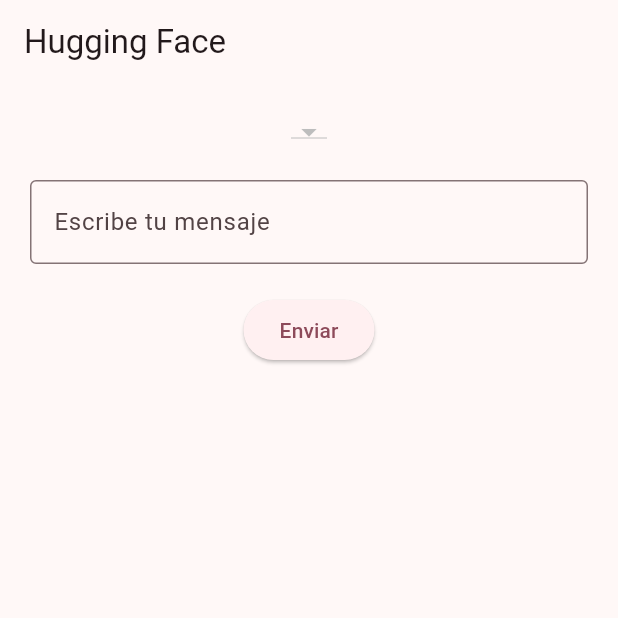
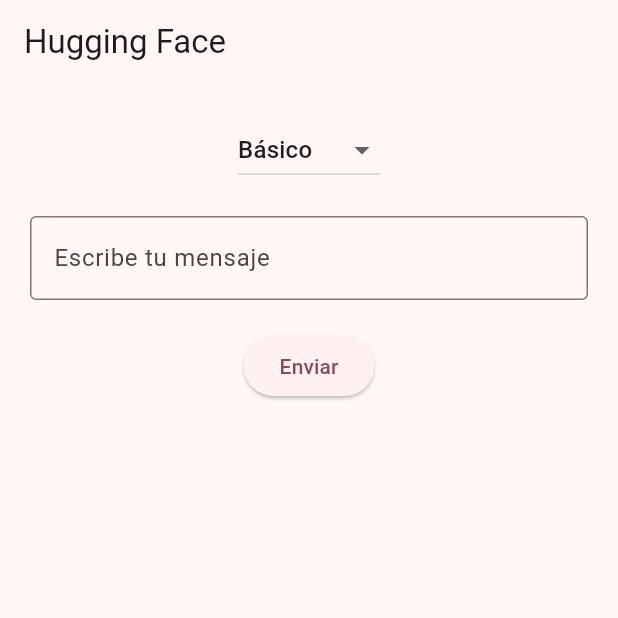
Before and after one commit to lunaanelia/DS_Practica, a Flutter app: the screen it shows after launch, on a phone screen of 412 x 824 dp, the top half of it. Run offline on Flutter 3.47's test engine with Material 3 defaults, Android fonts, the phone set to English and light mode, and no system bars.

Commit message:
EJ2 terminado

```diff
--- a/Practica2/Ej2/lib/main.dart
+++ b/Practica2/Ej2/lib/main.dart
@@ -1,7 +1,9 @@
+import 'dart:convert';
 import 'package:ej2/basico.dart';
+import 'package:ej2/expansion.dart';
 import 'package:ej2/traduccion.dart';
-import 'package:ej2/expansion.dart';
 import 'package:flutter/material.dart';
+import 'package:flutter/services.dart' show rootBundle;
 import 'package:ej2/context.dart';
 
 void main() {
@@ -11,7 +13,6 @@ void main() {
 class MyApp extends StatelessWidget {
   const MyApp({super.key});
 
-  // This widget is the root of your application.
   @override
   Widget build(BuildContext context) {
     return MaterialApp(
@@ -26,52 +27,57 @@ class MyApp extends StatelessWidget {
 
 class MyHomePage extends StatefulWidget {
   const MyHomePage({super.key, required this.title});
-
-
   final String title;
 
   @override
   State<MyHomePage> createState() => _MyHomePageState();
 }
 
+class _MyHomePageState extends State<MyHomePage> {
+  final String _archivoToken = "huggingface.txt";  // archivo del que se obtiene el token
 
-class _MyHomePageState extends State<MyHomePage> {
-  final TextEditingController _controller = TextEditingController();
+  final TextEditingController _controller = TextEditingController(); // controlador del input de texto
 
-  String _modeloSeleccionado = 'facebook/bart-large-cnn';
-  String _respuesta = '';
-  bool _isLoading = false;
+  late MyContext _contexto;  // contexto del patrón Estrategia
 
-  late MyContext contexto;
+  Map<String, String> _modelos = {}; // Diccionario que almacena los modelos disponibles (tipo: URL)
+  String? _modeloSeleccionado; // Modelo seleccionado por el usuario
+
+  String _respuesta = ''; // Respuesta dada por el modelo
+  bool _isLoading = false; // Está a true mientras se espera la respuesta del modelo
 
   @override
   void initState() {
     super.initState();
-    contexto = MyContext(Basico(archivoToken, "facebook/bart-large-cnn"));
-
-
-    final List<String> _modelos = [
-      "facebook/bart-large-cnn",
-      "Helsinki-NLP/opus-mt-en-es",
-      "facebook/blenderbot-400M-distill"
-    ];
-
-
+    _cargarModelos();  // al inicio de la ejecución se leen los modelos
   }
 
-  final String archivoToken = "huggingface.txt";
+  // Para cargar el archivo de los modelos al inicio de la ejecución
+  Future<void> _cargarModelos() async {
+    final contenido = await rootBundle.loadString('modelos.json');
+    final jsonData = jsonDecode(contenido);
 
+    setState(() {
+      _modelos = {
+        'Básico': jsonData['Básico'],
+        'Traductor': jsonData['Traductor'],
+        'Expandir': jsonData['Expandir'],
+      };
 
+      // Al inicio, por defecto se elige el modelo básico
+      _modeloSeleccionado = 'Básico';
+      _contexto = MyContext(Basico(_archivoToken, _modelos['Básico']!));
+    });
+  }
 
-
-
+  // Enviar texto intropducido por el usuario al modelo
   void _enviar() async {
     setState(() {
       _isLoading = true;
       _respuesta = '';
     });
 
-    final resultado = await contexto.ejecutar(_controller.text);
+    final resultado = await _contexto.ejecutar(_controller.text);
 
     setState(() {
       _respuesta = resultado;
@@ -79,9 +85,35 @@ class _MyHomePageState extends State<MyHomePage> {
     });
   }
 
+  // Para actualizar la estrategia (modelo) elegido por el usuario
+  void _cambiarEstrategia(String clave) {
+
+    setState(() {
+
+      _modeloSeleccionado = clave;
+      final modelo = _modelos[clave]!;
+
+      if (clave == 'Básico') {
+        _contexto.setStrategy(Basico(_archivoToken, modelo));
+      } else if (clave == 'Traductor') {
+        _contexto.setStrategy(Traduccion(_archivoToken, modelo));
+      } else if (clave == 'Expandir') {
+        _contexto.setStrategy(Expansion(_archivoToken, modelo));
+      }
+
+    });
+
+  }
 
   @override
   Widget build(BuildContext context) {
+    // Muestra una animación de carga mientras se lee el archivo de los modelos
+    if (_modeloSeleccionado == null) {
+      return const Scaffold(
+        body: Center(child: CircularProgressIndicator()),
+      );
+    }
+
     return Scaffold(
       appBar: AppBar(title: Text(widget.title)),
       body: Padding(
@@ -90,26 +122,14 @@ class _MyHomePageState extends State<MyHomePage> {
           children: [
             DropdownButton<String>(
               value: _modeloSeleccionado,
-              items: _modelos.map((modelo) {
+              items: _modelos.keys.map((clave) {
                 return DropdownMenuItem<String>(
-                  value: modelo,
-                  child: Text(modelo),
+                  value: clave,
+                  child: Text(clave),
                 );
               }).toList(),
               onChanged: (value) {
-                setState(() {
-                  _modeloSeleccionado = value!;
-                  if (_modeloSeleccionado == "facebook/bart-large-cnn") {
-                    contexto.setStrategy(Basico(archivoToken, "facebook/bart-large-cnn"));
-                  }
-                  else if (_modeloSeleccionado == "Helsinki-NLP/opus-mt-en-es"){
-                    contexto.setStrategy(Traduccion(archivoToken,"Helsinki-NLP/opus-mt-en-es"));
-                  }
-
-                  else if (_modeloSeleccionado == "facebook/blenderbot-400M-distill")  {
-                    contexto.setStrategy(Expansion(archivoToken, "facebook/blenderbot-400M-distill"));
-                  }
-                });
+                  _cambiarEstrategia(value!);
               },
             ),
             const SizedBox(height: 20),
--- a/Practica2/Ej2/modelos.json
+++ b/Practica2/Ej2/modelos.json
@@ -1,7 +1,7 @@
 {
 
-  "basico": "facebook/bart-large-cnn",
-  "traductor": "Helsinki-NLP/opus-mt-en-es",
-  "expandir": "facebook/blenderbot-400M-distill"
+  "Básico": "facebook/bart-large-cnn",
+  "Traductor": "Helsinki-NLP/opus-mt-en-es",
+  "Expandir": "facebook/blenderbot-400M-distill"
 
 }
```
